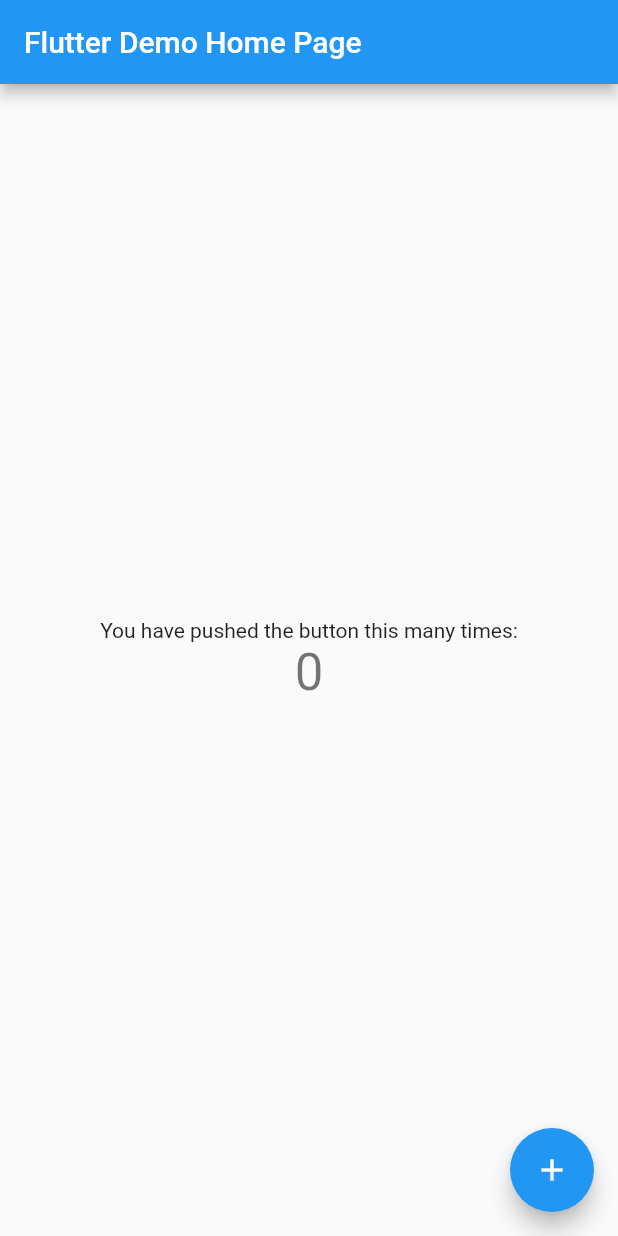
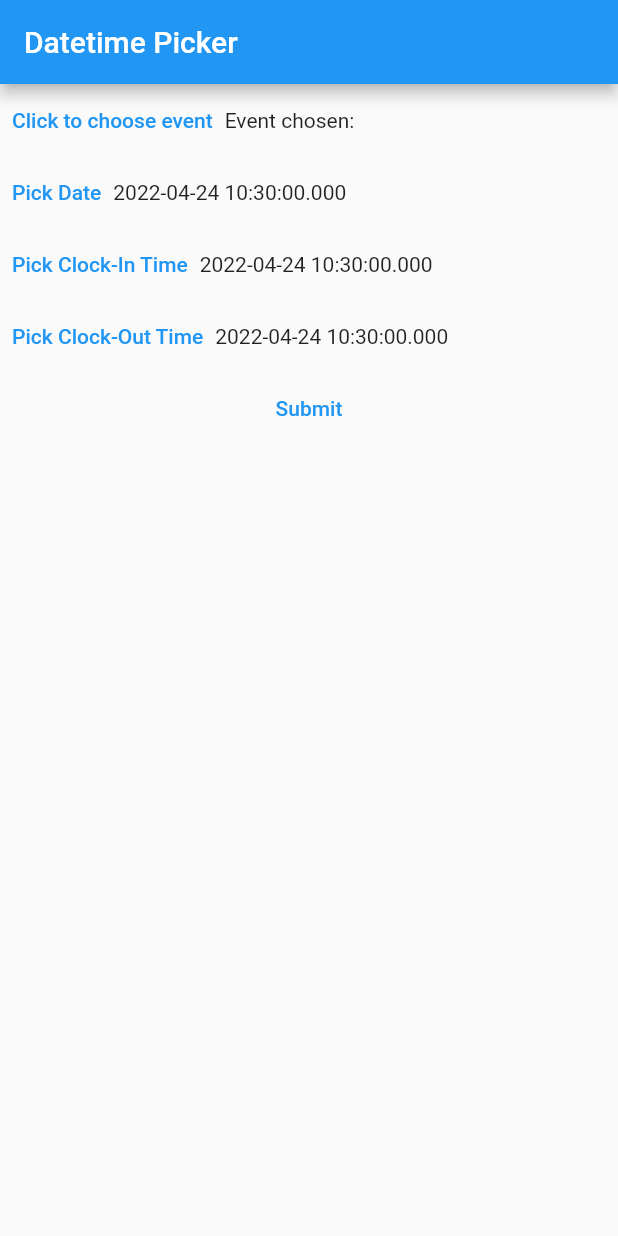
Before and after one commit to blithal/Volunteer-Time-Tracking, a Flutter app: the screen it shows after launch, on a phone screen of 412 x 824 dp. Run offline on Flutter 3.47's test engine with Material 2 defaults, Android fonts, the phone set to English and light mode, and no system bars; our stand-ins replace flutter_datetime_picker, searchfield.

Commit message:
ClockInClockOut revamped

```diff
--- a/lib/main.dart
+++ b/lib/main.dart
@@ -1,116 +1,252 @@
 import 'package:flutter/material.dart';
+import 'package:flutter/cupertino.dart';
+import 'package:flutter_datetime_picker/flutter_datetime_picker.dart';
+import 'clockinclockout_eventsdropdown.dart';
 
-void main() {
-  runApp(const MyApp());
+void main() => runApp(new MyApp());
+
+// datetime picker documentation: https://pub.dev/packages/flutter_datetime_picker/example
+class CustomPicker extends CommonPickerModel {
+  String digits(int value, int length) {
+    return '$value'.padLeft(length, "0");
+  }
+
+  CustomPicker({DateTime? currentTime, LocaleType? locale})
+      : super(locale: locale) {
+    this.currentTime = currentTime ?? DateTime.now();
+    this.setLeftIndex(this.currentTime.hour);
+    this.setMiddleIndex(this.currentTime.minute);
+    this.setRightIndex(this.currentTime.second);
+  }
+
+  @override
+  String? leftStringAtIndex(int index) {
+    if (index >= 0 && index < 24) {
+      return this.digits(index, 2);
+    } else {
+      return null;
+    }
+  }
+
+  @override
+  String? middleStringAtIndex(int index) {
+    if (index >= 0 && index < 60) {
+      return this.digits(index, 2);
+    } else {
+      return null;
+    }
+  }
+
+  @override
+  String? rightStringAtIndex(int index) {
+    if (index >= 0 && index < 60) {
+      return this.digits(index, 2);
+    } else {
+      return null;
+    }
+  }
+
+  @override
+  String leftDivider() {
+    return "|";
+  }
+
+  @override
+  String rightDivider() {
+    return "|";
+  }
+
+  @override
+  List<int> layoutProportions() {
+    return [1, 2, 1];
+  }
+
+  @override
+  DateTime finalTime() {
+    return currentTime.isUtc
+        ? DateTime.utc(
+            currentTime.year,
+            currentTime.month,
+            currentTime.day,
+            this.currentLeftIndex(),
+            this.currentMiddleIndex(),
+            this.currentRightIndex())
+        : DateTime(
+            currentTime.year,
+            currentTime.month,
+            currentTime.day,
+            this.currentLeftIndex(),
+            this.currentMiddleIndex(),
+            this.currentRightIndex());
+  }
 }
 
+// List<DropdownMenuItem<String>> get dropdownItems {
+//   List<DropdownMenuItem<String>> menuItems = [
+//     DropdownMenuItem(child: Text("USA"), value: "USA"),
+//     DropdownMenuItem(child: Text("Canada"), value: "Canada"),
+//     DropdownMenuItem(child: Text("Brazil"), value: "Brazil"),
+//     DropdownMenuItem(child: Text("England"), value: "England"),
+//   ];
+//   return menuItems;
+// }
+
+// class DropdownItem extends StatefulWidget {
+//   const DropdownItem({Key? key}) : super(key: key);
+
+//   @override
+//   _DropdownItemState createState() => _DropdownItemState();
+// }
+
+// class _DropdownItemState extends State<DropdownItem> {
+//   String selectedValue = "USA";
+//   @override
+//   Widget build(BuildContext context) {
+//     return DropdownButton(value: selectedValue, items: dropdownItems);
+//   }
+// }
+
 class MyApp extends StatelessWidget {
-  const MyApp({Key? key}) : super(key: key);
-
   // This widget is the root of your application.
   @override
   Widget build(BuildContext context) {
-    return MaterialApp(
+    return new MaterialApp(
       title: 'Flutter Demo',
-      theme: ThemeData(
-        // This is the theme of your application.
-        //
-        // Try running your application with "flutter run". You'll see the
-        // application has a blue toolbar. Then, without quitting the app, try
-        // changing the primarySwatch below to Colors.green and then invoke
-        // "hot reload" (press "r" in the console where you ran "flutter run",
-        // or simply save your changes to "hot reload" in a Flutter IDE).
-        // Notice that the counter didn't reset back to zero; the application
-        // is not restarted.
-        //test
+      theme: new ThemeData(
         primarySwatch: Colors.blue,
       ),
-      home: const MyHomePage(title: 'Flutter Demo Home Page'),
+      home: new HomePage(),
     );
   }
 }
 
-class MyHomePage extends StatefulWidget {
-  const MyHomePage({Key? key, required this.title}) : super(key: key);
-
-  // This widget is the home page of your application. It is stateful, meaning
-  // that it has a State object (defined below) that contains fields that affect
-  // how it looks.
-
-  // This class is the configuration for the state. It holds the values (in this
-  // case the title) provided by the parent (in this case the App widget) and
-  // used by the build method of the State. Fields in a Widget subclass are
-  // always marked "final".
-
-  final String title;
-
+class HomePage extends StatefulWidget {
   @override
-  State<MyHomePage> createState() => _MyHomePageState();
+  State<HomePage> createState() => _HomePageState();
 }
 
-class _MyHomePageState extends State<MyHomePage> {
-  int _counter = 0;
+class UserPickedValues {
+  // values are written when user presses "Done" in the clock-in date picker
+  static DateTime datePicked = DateTime.now();
+  static DateTime clockInTime = DateTime.now();
+  static DateTime clockOutTime = DateTime.now();
+}
 
-  void _incrementCounter() {
-    setState(() {
-      // This call to setState tells the Flutter framework that something has
-      // changed in this State, which causes it to rerun the build method below
-      // so that the display can reflect the updated values. If we changed
-      // _counter without calling setState(), then the build method would not be
-      // called again, and so nothing would appear to happen.
-      _counter++;
-    });
+class _HomePageState extends State<HomePage> {
+  void updatePage() {
+    // purpose of this is to get the Event chosen text widget to update the screen with the event picked when the user chooses the event
+    setState(() {});
+  }
+
+  DateTime getCurrentDate() {
+    DateTime now = new DateTime.now();
+    DateTime date = new DateTime(now.year, now.month, now.day);
+    return date;
   }
 
   @override
   Widget build(BuildContext context) {
-    // This method is rerun every time setState is called, for instance as done
-    // by the _incrementCounter method above.
-    //
-    // The Flutter framework has been optimized to make rerunning build methods
-    // fast, so that you can just rebuild anything that needs updating rather
-    // than having to individually change instances of widgets.
     return Scaffold(
       appBar: AppBar(
-        // Here we take the value from the MyHomePage object that was created by
-        // the App.build method, and use it to set our appbar title.
-        title: Text(widget.title),
+        title: Text('Datetime Picker'),
       ),
       body: Center(
-        // Center is a layout widget. It takes a single child and positions it
-        // in the middle of the parent.
         child: Column(
-          // Column is also a layout widget. It takes a list of children and
-          // arranges them vertically. By default, it sizes itself to fit its
-          // children horizontally, and tries to be as tall as its parent.
-          //
-          // Invoke "debug painting" (press "p" in the console, choose the
-          // "Toggle Debug Paint" action from the Flutter Inspector in Android
-          // Studio, or the "Toggle Debug Paint" command in Visual Studio Code)
-          // to see the wireframe for each widget.
-          //
-          // Column has various properties to control how it sizes itself and
-          // how it positions its children. Here we use mainAxisAlignment to
-          // center the children vertically; the main axis here is the vertical
-          // axis because Columns are vertical (the cross axis would be
-          // horizontal).
-          mainAxisAlignment: MainAxisAlignment.center,
-          children: <Widget>[
-            const Text(
-              'You have pushed the button this many times:',
+          children: [
+            Row(
+              children: [
+                TextButton(
+                    onPressed: () {
+                      Navigator.of(context)
+                          .push(
+                              MaterialPageRoute(builder: (_) => EventPicker()))
+                          .then((value) => updatePage());
+                    },
+                    child: Text('Click to choose event')),
+                Text('Event chosen: ${EventChosen.eventChosen}'),
+              ],
             ),
-            Text(
-              '$_counter',
-              style: Theme.of(context).textTheme.headline4,
+            Row(
+              children: <Widget>[
+                TextButton(
+                    onPressed: () {
+                      DatePicker.showDatePicker(context,
+                          showTitleActions: true,
+                          minTime: DateTime(2022, 1, 1),
+                          maxTime: DateTime(getCurrentDate().year,
+                              getCurrentDate().month, getCurrentDate().day),
+                          // theme: DatePickerTheme(
+                          //     headerColor: Colors.orange,
+                          //     backgroundColor: Colors.blue,
+                          //     itemStyle: TextStyle(
+                          //         color: Colors.white,
+                          //         fontWeight: FontWeight.bold,
+                          //         fontSize: 18),
+                          //     doneStyle:
+                          //         TextStyle(color: Colors.white, fontSize: 16)),
+                          onChanged: (date) {
+                        print('change $date in time zone ' +
+                            date.timeZoneOffset.inHours.toString());
+                      }, onConfirm: (date) {
+                        print('confirm $date');
+                        UserPickedValues.datePicked = date;
+                        updatePage(); // refresh page after user picks value
+                      }, currentTime: DateTime.now(), locale: LocaleType.en);
+                    },
+                    child: Text(
+                      'Pick Date',
+                      style: TextStyle(color: Colors.blue),
+                    )),
+                Text('${UserPickedValues.datePicked}'),
+                Text('      '), // whitespace
+              ],
             ),
+            Row(
+              children: <Widget>[
+                TextButton(
+                    onPressed: () {
+                      DatePicker.showTime12hPicker(context,
+                          showTitleActions: true, onChanged: (date) {
+                        print('change $date in time zone ' +
+                            date.timeZoneOffset.inHours.toString());
+                      }, onConfirm: (date) {
+                        print('confirm $date');
+                        UserPickedValues.clockInTime = date;
+                        updatePage(); // refresh page after user picks value
+                      }, currentTime: DateTime.now());
+                    },
+                    child: Text(
+                      'Pick Clock-In Time',
+                      style: TextStyle(color: Colors.blue),
+                    )),
+                Text('${UserPickedValues.clockInTime}'),
+              ],
+            ),
+            Row(
+              children: <Widget>[
+                TextButton(
+                    onPressed: () {
+                      DatePicker.showTime12hPicker(context,
+                          showTitleActions: true, onChanged: (date) {
+                        print('change $date in time zone ' +
+                            date.timeZoneOffset.inHours.toString());
+                      }, onConfirm: (date) {
+                        print('confirm $date');
+                        UserPickedValues.clockOutTime = date;
+                        updatePage(); // refresh the page after user picks value
+                      }, currentTime: DateTime.now());
+                    },
+                    child: Text(
+                      'Pick Clock-Out Time',
+                      style: TextStyle(color: Colors.blue),
+                    )),
+                Text('${UserPickedValues.clockOutTime}'),
+              ],
+            ),
+            TextButton(onPressed: () {}, child: Text('Submit'))
           ],
         ),
       ),
-      floatingActionButton: FloatingActionButton(
-        onPressed: _incrementCounter,
-        tooltip: 'Increment',
-        child: const Icon(Icons.add),
-      ), // This trailing comma makes auto-formatting nicer for build methods.
     );
   }
 }
```
Also changed, not shown: lib/clockinclockout_eventsdropdown.dart (added, +68 -0 lines).
